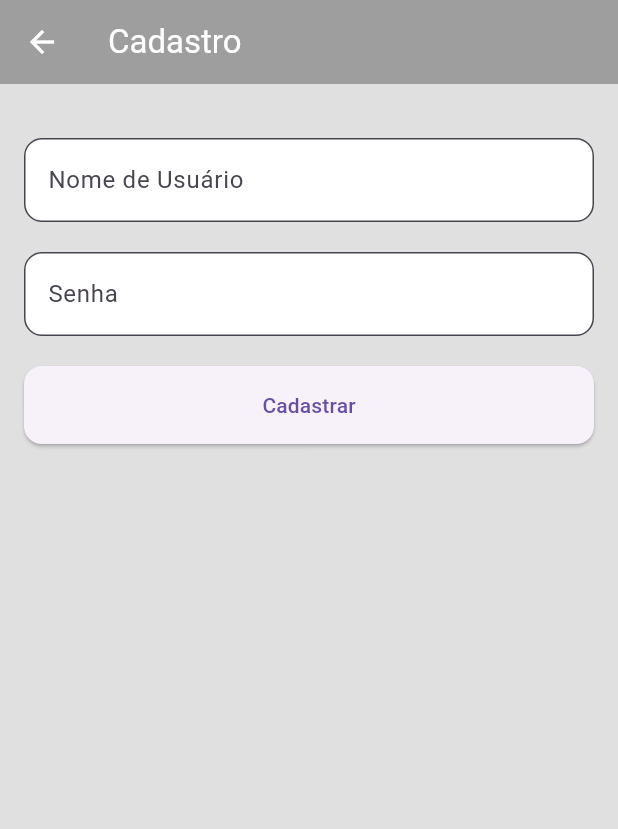
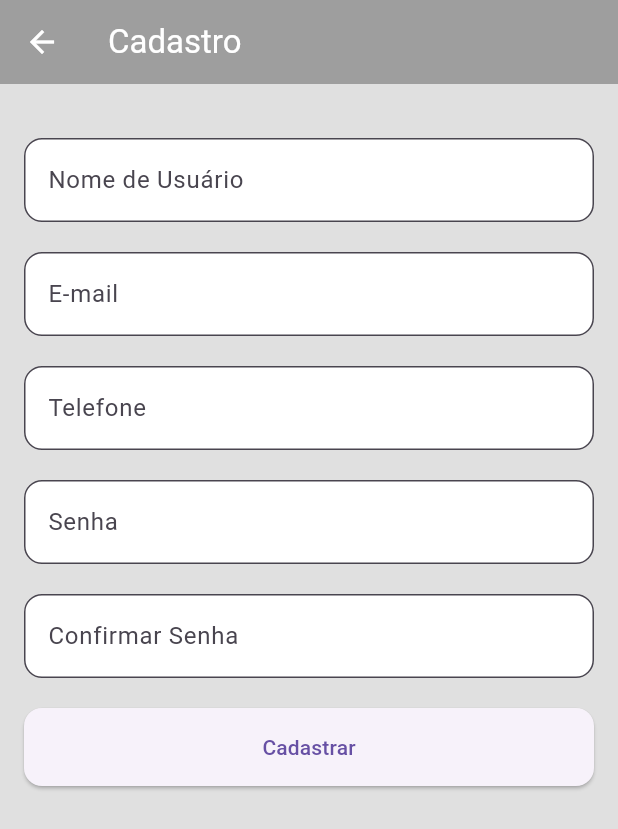
Before and after one commit to jPf4bris/toDoAppMob, a Flutter app: the PaginaCadastro screen opened directly, on a phone screen of 412 x 824 dp. Shown: the top 829 px of the screen. Run offline on Flutter 3.47's test engine with Material 3 defaults, Android fonts, the phone set to English and light mode, and no system bars; our stand-ins replace device_preview, table_calendar.

Commit message:
atualizacao 2

```diff
--- a/lib/pages/Pagina_Cadastro.dart
+++ b/lib/pages/Pagina_Cadastro.dart
@@ -6,19 +6,31 @@ class PaginaCadastro extends StatelessWidget {
   // Controladores para os campos de texto
   final TextEditingController usernameController = TextEditingController();
   final TextEditingController passwordController = TextEditingController();
+  final TextEditingController confirmPasswordController = TextEditingController(); // Controlador para confirmação de senha
+  final TextEditingController emailController = TextEditingController();
+  final TextEditingController phoneController = TextEditingController(); // Controlador para telefone
 
   // Função para lidar com o cadastro
   void realizarCadastro(BuildContext context) {
     final username = usernameController.text;
     final password = passwordController.text;
+    final confirmPassword = confirmPasswordController.text;
+    final email = emailController.text;
+    final phone = phoneController.text;
 
-    if (username.isNotEmpty && password.isNotEmpty) {
+    if (username.isNotEmpty &&
+        password.isNotEmpty &&
+        confirmPassword.isNotEmpty &&
+        email.isNotEmpty &&
+        phone.isNotEmpty) {
+      if (password == confirmPassword) {
         // Exemplo: Exibir uma mensagem de sucesso
         showDialog(
           context: context,
           builder: (context) => AlertDialog(
             title: const Text('Cadastro Realizado'),
-          content: Text('Usuário: $username\nSenha: $password'),
+            content: Text(
+                'Usuário: $username\nE-mail: $email\nTelefone: $phone\nSenha: $password'),
             actions: [
               TextButton(
                 onPressed: () => Navigator.pop(context),
@@ -28,7 +40,23 @@ class PaginaCadastro extends StatelessWidget {
           ),
         );
       } else {
-      // Exibir uma mensagem de erro
+        // Exibir erro se as senhas não forem iguais
+        showDialog(
+          context: context,
+          builder: (context) => AlertDialog(
+            title: const Text('Erro'),
+            content: const Text('As senhas não coincidem.'),
+            actions: [
+              TextButton(
+                onPressed: () => Navigator.pop(context),
+                child: const Text('OK'),
+              ),
+            ],
+          ),
+        );
+      }
+    } else {
+      // Exibir uma mensagem de erro se algum campo estiver vazio
       showDialog(
         context: context,
         builder: (context) => AlertDialog(
@@ -53,6 +81,7 @@ class PaginaCadastro extends StatelessWidget {
       ),
       body: Padding(
         padding: const EdgeInsets.all(16.0),
+        child: SingleChildScrollView(
           child: Column(
             crossAxisAlignment: CrossAxisAlignment.stretch,
             children: [
@@ -63,6 +92,33 @@ class PaginaCadastro extends StatelessWidget {
                 controller: usernameController,
                 decoration: InputDecoration(
                   labelText: 'Nome de Usuário',
+                  border: OutlineInputBorder(
+                    borderRadius: BorderRadius.circular(12),
+                  ),
+                ),
+              ),
+
+              const SizedBox(height: 20),
+
+              // Campo de texto para o e-mail
+              TextField(
+                controller: emailController,
+                decoration: InputDecoration(
+                  labelText: 'E-mail',
+                  border: OutlineInputBorder(
+                    borderRadius: BorderRadius.circular(12),
+                  ),
+                ),
+              ),
+
+              const SizedBox(height: 20),
+
+              // Campo de texto para o telefone
+              TextField(
+                controller: phoneController,
+                keyboardType: TextInputType.phone, // Define o teclado numérico
+                decoration: InputDecoration(
+                  labelText: 'Telefone',
                   border: OutlineInputBorder(
                     borderRadius: BorderRadius.circular(12),
                   ),
@@ -85,6 +141,20 @@ class PaginaCadastro extends StatelessWidget {
 
               const SizedBox(height: 20),
 
+              // Campo de texto para confirmação de senha
+              TextField(
+                controller: confirmPasswordController,
+                obscureText: true,
+                decoration: InputDecoration(
+                  labelText: 'Confirmar Senha',
+                  border: OutlineInputBorder(
+                    borderRadius: BorderRadius.circular(12),
+                  ),
+                ),
+              ),
+
+              const SizedBox(height: 20),
+
               // Botão de cadastro
               ElevatedButton(
                 onPressed: () => realizarCadastro(context),
@@ -99,6 +169,7 @@ class PaginaCadastro extends StatelessWidget {
             ],
           ),
         ),
+      ),
     );
   }
 }
```
Also changed, not shown: lib/pages/Pagina_Login.dart (+28 -2 lines), lib/pages/perfil.dart (+33 -8 lines), lib/pages/sobre.dart (added, +47 -0 lines). Lines whose indentation alone changed are shown as unchanged.
